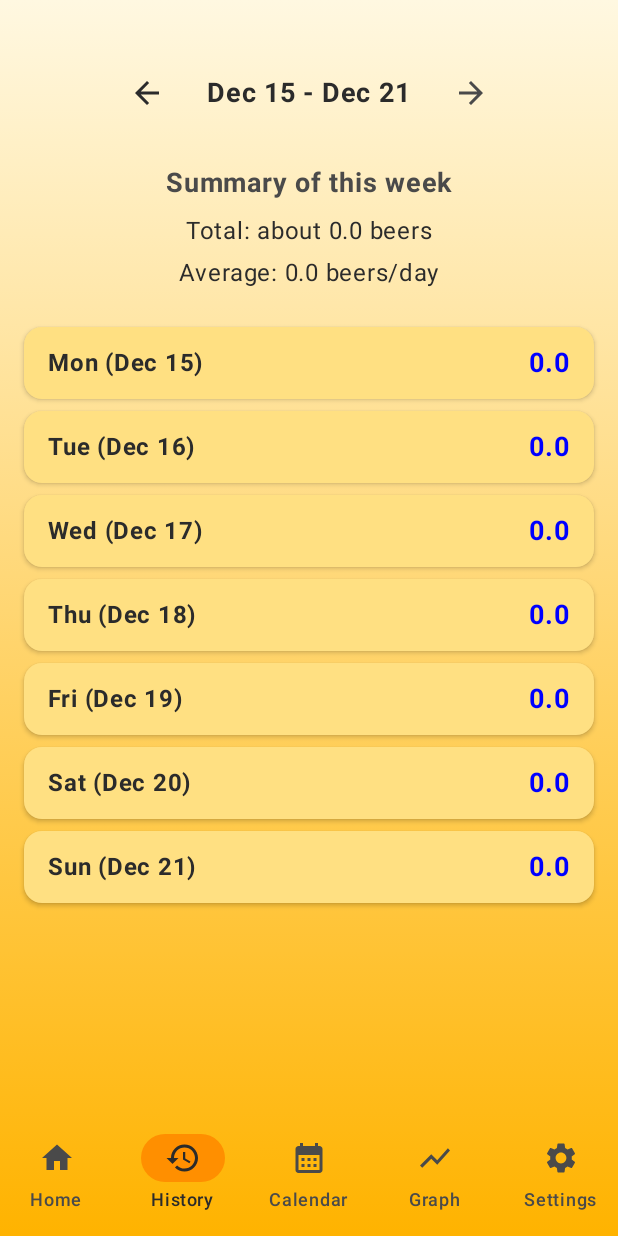
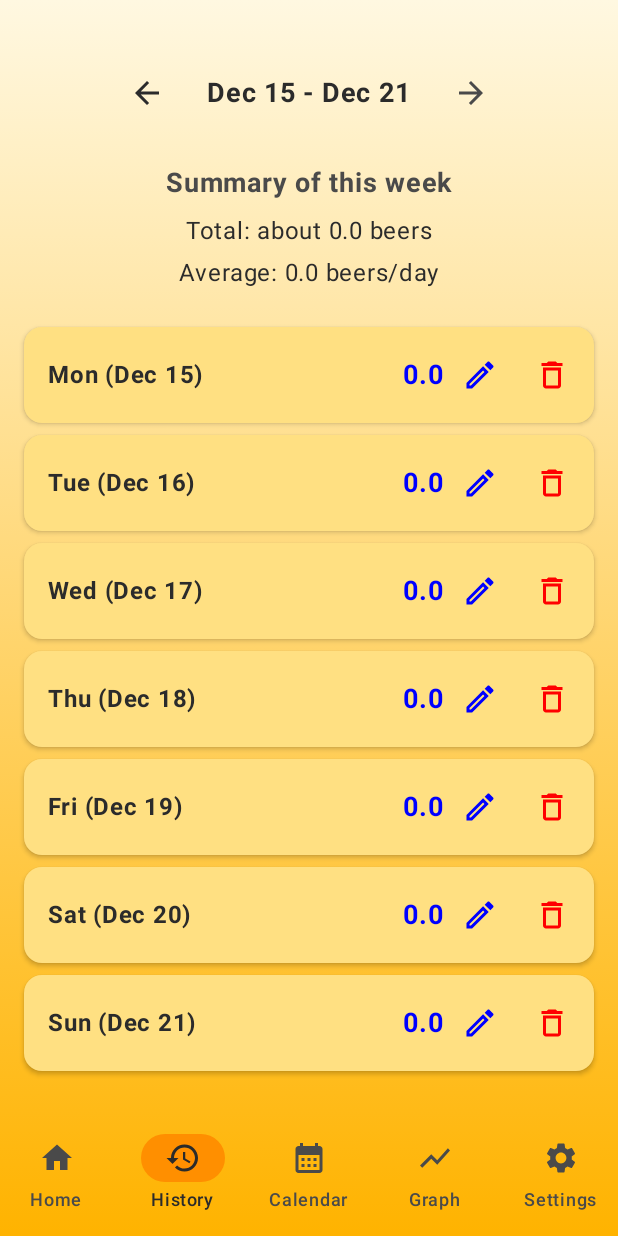
Before and after one commit to PowPowPic/SimpleBeerTime, an Android app built with Jetpack Compose: the history screen opened through its navigation route, on a phone screen of 412 x 824 dp. Run offline under Robolectric (Android 15) with nearby library versions, the phone set to English and light mode, and no system bars.

Commit message:
SBT6 履歴カード修正

```diff
--- a/app/src/main/java/com/powder/simplebeertime/data/dao/BeerDao.kt
+++ b/app/src/main/java/com/powder/simplebeertime/data/dao/BeerDao.kt
@@ -33,4 +33,7 @@ interface BeerDao {
 
     @Query("SELECT COALESCE(SUM(amount), 0.0) FROM beer_records WHERE timestamp >= :startTime AND timestamp < :endTime")
     suspend fun getTotalAmountBetween(startTime: Long, endTime: Long): Double
+
+    @Query("DELETE FROM beer_records WHERE timestamp >= :fromMillis AND timestamp < :toMillis")
+    suspend fun deleteByTimestampRange(fromMillis: Long, toMillis: Long)
 }
--- a/app/src/main/java/com/powder/simplebeertime/data/repository/BeerRepository.kt
+++ b/app/src/main/java/com/powder/simplebeertime/data/repository/BeerRepository.kt
@@ -33,4 +33,7 @@ class BeerRepository(private val beerDao: BeerDao) {
     suspend fun getTotalAmountBetween(startTime: Long, endTime: Long): Double {
         return beerDao.getTotalAmountBetween(startTime, endTime)
     }
+    suspend fun deleteByTimestampRange(fromMillis: Long, toMillis: Long) {
+        beerDao.deleteByTimestampRange(fromMillis, toMillis)
+    }
 }
--- a/app/src/main/java/com/powder/simplebeertime/ui/screen/HistoryScreen.kt
+++ b/app/src/main/java/com/powder/simplebeertime/ui/screen/HistoryScreen.kt
@@ -6,6 +6,8 @@ import androidx.compose.foundation.verticalScroll
 import androidx.compose.material.icons.Icons
 import androidx.compose.material.icons.automirrored.filled.ArrowBack
 import androidx.compose.material.icons.automirrored.filled.ArrowForward
+import androidx.compose.material.icons.outlined.Delete
+import androidx.compose.material.icons.outlined.Edit
 import androidx.compose.material3.Card
 import androidx.compose.material3.CardDefaults
 import androidx.compose.material3.Icon
@@ -26,6 +28,8 @@ import androidx.compose.ui.text.font.FontWeight
 import androidx.compose.ui.unit.dp
 import androidx.compose.ui.unit.sp
 import com.powder.simplebeertime.R
+import com.powder.simplebeertime.ui.dialog.DeleteDayConfirmDialog
+import com.powder.simplebeertime.ui.dialog.EditDayAmountDialog
 import com.powder.simplebeertime.ui.theme.SimpleColors
 import com.powder.simplebeertime.ui.viewmodel.BeerViewModel
 import com.powder.simplebeertime.util.currentLogicalDate
@@ -53,6 +57,10 @@ fun HistoryScreen(
 
     // 今週の月曜日（未来の週には進めないように）
     val currentWeekMonday = logicalToday.with(DayOfWeek.MONDAY)
+
+    // ダイアログ用の状態
+    var editingDate by remember { mutableStateOf<LocalDate?>(null) }
+    var deletingDate by remember { mutableStateOf<LocalDate?>(null) }
 
     // 週の各曜日の合計を計算
     val weekValues: List<Double> = remember(allRecords, weekMonday) {
@@ -205,13 +213,42 @@ fun HistoryScreen(
                 dayLabel = label,
                 dateText = dateText,
                 value = value,
-                valueColor = valueColor(value)
+                valueColor = valueColor(value),
+                onEditClick = { editingDate = date },
+                onDeleteClick = { deletingDate = date }
             )
 
             Spacer(modifier = Modifier.height(8.dp))
         }
 
         Spacer(modifier = Modifier.height(24.dp))
+    }
+
+    // 編集ダイアログ
+    editingDate?.let { date ->
+        val currentAmount = weekValues.getOrNull(
+            (date.toEpochDay() - weekMonday.toEpochDay()).toInt()
+        ) ?: 0.0
+
+        EditDayAmountDialog(
+            currentAmount = currentAmount,
+            onDismiss = { editingDate = null },
+            onConfirm = { newAmount ->
+                viewModel.updateDayAmount(date, newAmount)
+                editingDate = null
+            }
+        )
+    }
+
+    // 削除確認ダイアログ
+    deletingDate?.let { date ->
+        DeleteDayConfirmDialog(
+            onDismiss = { deletingDate = null },
+            onConfirm = {
+                viewModel.deleteDay(date)
+                deletingDate = null
+            }
+        )
     }
 }
 
@@ -220,7 +257,9 @@ private fun DayCard(
     dayLabel: String,
     dateText: String,
     value: Double,
-    valueColor: Color
+    valueColor: Color,
+    onEditClick: () -> Unit,
+    onDeleteClick: () -> Unit
 ) {
     Card(
         modifier = Modifier.fillMaxWidth(),
@@ -230,16 +269,16 @@ private fun DayCard(
         Row(
             modifier = Modifier
                 .fillMaxWidth()
-                .padding(horizontal = 16.dp, vertical = 12.dp),
-            verticalAlignment = Alignment.CenterVertically,
-            horizontalArrangement = Arrangement.SpaceBetween
+                .padding(start = 16.dp, end = 4.dp, top = 8.dp, bottom = 8.dp),
+            verticalAlignment = Alignment.CenterVertically
         ) {
             // 曜日 + 日付（1行）
             Text(
                 text = "$dayLabel ($dateText)",
                 fontSize = 16.sp,
                 fontWeight = FontWeight.Bold,
-                color = SimpleColors.TextPrimary
+                color = SimpleColors.TextPrimary,
+                modifier = Modifier.weight(1f)
             )
 
             // 数値（色分け）
@@ -249,6 +288,24 @@ private fun DayCard(
                 fontWeight = FontWeight.Bold,
                 color = valueColor
             )
+
+            // 編集アイコン（青）
+            IconButton(onClick = onEditClick) {
+                Icon(
+                    imageVector = Icons.Outlined.Edit,
+                    contentDescription = stringResource(R.string.history_cd_edit),
+                    tint = SimpleColors.PureBlue
+                )
+            }
+
+            // 削除アイコン（赤）
+            IconButton(onClick = onDeleteClick) {
+                Icon(
+                    imageVector = Icons.Outlined.Delete,
+                    contentDescription = stringResource(R.string.history_cd_delete),
+                    tint = SimpleColors.PureRed
+                )
+            }
         }
     }
 }
--- a/app/src/main/res/values/strings.xml
+++ b/app/src/main/res/values/strings.xml
@@ -167,4 +167,10 @@
     <!-- Format (do not translate) -->
     <string name="graph_week_label_format" translatable="false">%1$dW%2$d</string>
 
+    <!-- History Edit/Delete dialogs -->
+    <string name="edit_day_dialog_title">Edit amount</string>
+    <string name="delete_day_dialog_title">Delete this day?</string>
+    <string name="delete_day_dialog_message">This will delete all beers logged for this day.</string>
+    <string name="history_cd_edit">Edit</string>
+
 </resources>
```
Also changed, not shown: app/src/main/java/com/powder/simplebeertime/ui/dialog/Deletedayconfirmdialog.kt (added, +42 -0 lines), app/src/main/java/com/powder/simplebeertime/ui/dialog/EditDayAmountDialog.kt (added, +122 -0 lines), app/src/main/java/com/powder/simplebeertime/ui/viewmodel/BeerViewModel.kt (+50 -1 lines), 13 other files.
